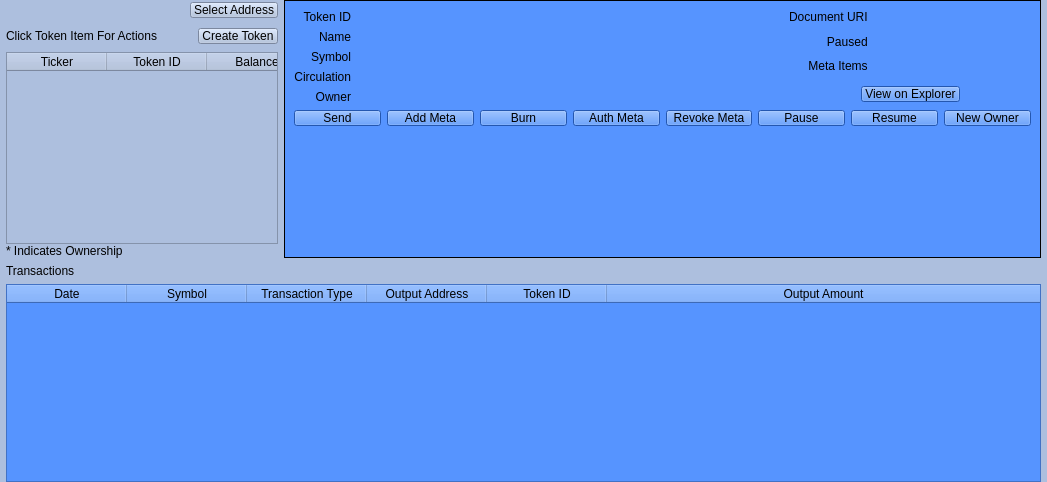
First picture: the form in src/qt/forms/pyrktokens.ui, repository pyrkcommunity/pyrk, before the edit.
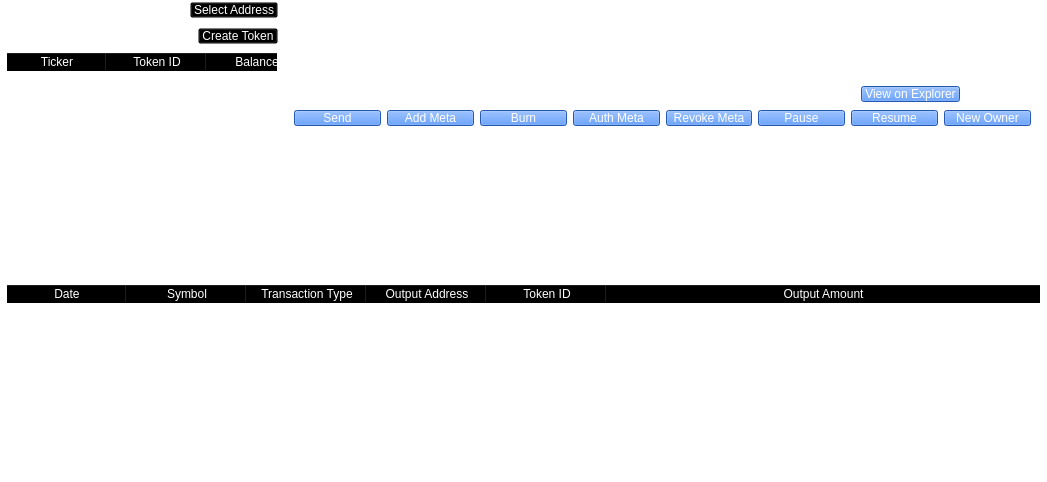
Second picture: the form after the edit.

Patch:
```diff
--- a/src/qt/forms/pyrktokens.ui
+++ b/src/qt/forms/pyrktokens.ui
@@ -14,7 +14,7 @@
    <string>Form</string>
   </property>
   <property name="styleSheet">
-   <string notr="true">background-color: rgb(173, 191, 222);</string>
+   <string notr="true">background-color: transparent; color:#fff;</string>
   </property>
   <layout class="QVBoxLayout" name="pyrk_token_layout">
    <property name="leftMargin">
@@ -281,7 +281,7 @@
           <item>
            <widget class="QFrame" name="frame_token_interface">
             <property name="styleSheet">
-             <string notr="true">background-color: rgb(86, 148, 255);</string>
+             <string notr="true">background-color: transparent; color:#fff;</string>
             </property>
             <property name="frameShape">
              <enum>QFrame::Box</enum>
@@ -896,8 +896,11 @@
      </item>
      <item>
       <widget class="QLabel" name="label_transaction">
+       <property name="styleSheet">
+        <string notr="true">font-weight: bold;</string>
+       </property>
        <property name="text">
-        <string>Transactions</string>
+        <string> Transactions</string>
        </property>
       </widget>
      </item>
@@ -907,7 +910,7 @@
         <enum>Qt::CustomContextMenu</enum>
        </property>
        <property name="styleSheet">
-        <string notr="true">background-color: rgb(86, 148, 255);</string>
+        <string notr="true">background-color: transparent; color: #fff;</string>
        </property>
        <property name="sizeAdjustPolicy">
         <enum>QAbstractScrollArea::AdjustIgnored</enum>
```
